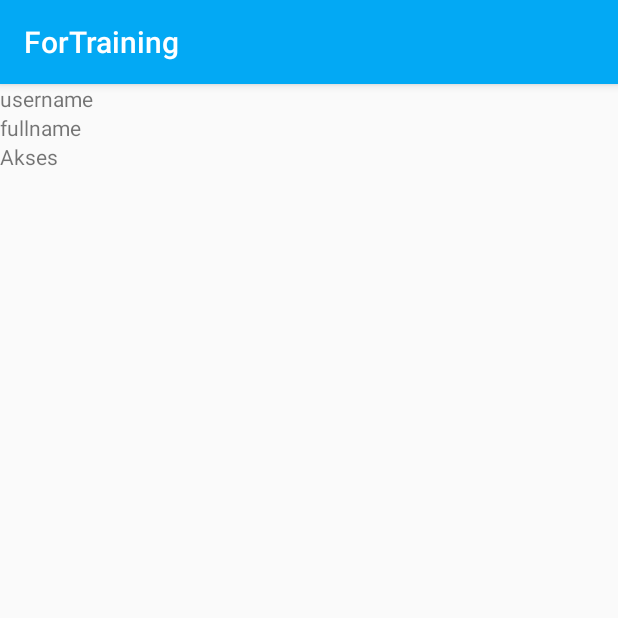
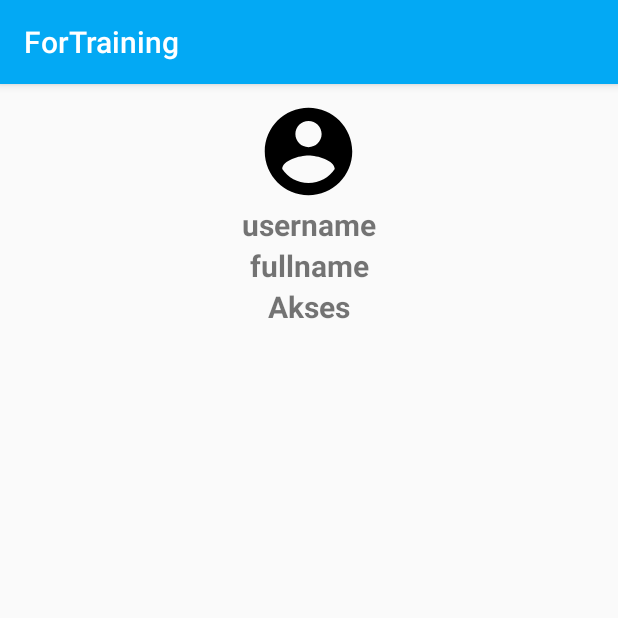
Before and after one commit to basriumar12/ForTrainingPrivateCRUD-master, an Android app: the MyProfilActivity screen opened directly, with no data from a screen before it, on a phone screen of 412 x 824 dp, the top half of it. Run offline under Robolectric (Android 15) with nearby library versions, the light colour scheme and no system bars; our stand-ins replace ButterKnife; 1 statement that could not run was skipped.

Commit message:
new update

```diff
--- a/app/src/main/java/com/blogbasbas/fortraining/helpers/MyConstant.java
+++ b/app/src/main/java/com/blogbasbas/fortraining/helpers/MyConstant.java
@@ -12,9 +12,9 @@ public class MyConstant {
 //    public static final String THUMBNAILS_URL = "http://192.168.43.49:8080/myapi/thumbnails/";
 //    public static final String FOTO_URL = "http://192.168.43.49:8080/myapi/foto_berita/";
 
-    public static final String BASE_URL = "http://192.168.43.127/myapi/";
-    public static final String THUMBNAILS_URL = "http://192.168.43.127/myapi/thumbnails/";
-    public static final String FOTO_URL = "http://192.168.43.127/myapi/";
+    public static final String BASE_URL = "http://192.168.43.21/myapi/";
+    public static final String THUMBNAILS_URL = "http://192.168.43.21/myapi/thumbnails/";
+    public static final String FOTO_URL = "http://192.168.43.121/myapi/";
 
     // VERSION
     public static final String VERSION = "1.0.0";
--- a/app/src/main/java/com/blogbasbas/fortraining/network/ApiServices.java
+++ b/app/src/main/java/com/blogbasbas/fortraining/network/ApiServices.java
@@ -2,6 +2,7 @@ package com.blogbasbas.fortraining.network;
 
 
 import com.blogbasbas.fortraining.model.ResponseBerita;
+import com.blogbasbas.fortraining.model.ResponseInsert;
 import com.blogbasbas.fortraining.model.ResponseLogin;
 import com.blogbasbas.fortraining.model.ResponseUser;
 
@@ -42,7 +43,7 @@ public interface ApiServices {
 
     @Multipart
     @POST("insert.php")
-    Call<ResponseBerita> postBerita(@Part("title") String title,
+    Call<ResponseInsert> postBerita(@Part("title") String title,
                                     @Part("content") String content,
                                     @Part MultipartBody.Part file,
                                     @Part("file") RequestBody name,
--- a/app/src/main/java/com/blogbasbas/fortraining/ui/MainActivity.java
+++ b/app/src/main/java/com/blogbasbas/fortraining/ui/MainActivity.java
@@ -63,7 +63,7 @@ import retrofit2.Response;
                      recyclerView.setAdapter(adapterBerita);
 
                  } else {
-                     simpleToast("data tak ada");
+                 //    simpleToast("data tak ada");
                  }
              }
 
--- a/app/src/main/res/layout/activity_crud.xml
+++ b/app/src/main/res/layout/activity_crud.xml
@@ -25,7 +25,7 @@
             android:id="@+id/edt_title"
             android:layout_width="match_parent"
             android:layout_height="wrap_content"
-            android:hint="News Title"
+            android:hint="Masukan Judul"
             android:inputType="textCapWords"/>
     </LinearLayout>
 
@@ -44,7 +44,8 @@
             android:id="@+id/edt_content"
             android:layout_width="match_parent"
             android:layout_height="150dp"
-            android:hint="News Content"
+            android:hint="Msaukan aktivitas"
+            android:lines="3"
             android:inputType="textCapSentences|textMultiLine" />
     </LinearLayout>
 
--- a/app/src/main/res/layout/activity_my_profil.xml
+++ b/app/src/main/res/layout/activity_my_profil.xml
@@ -4,22 +4,40 @@
     xmlns:tools="http://schemas.android.com/tools"
     android:layout_width="match_parent"
     android:layout_height="match_parent"
+    android:layout_margin="10dp"
     android:orientation="vertical"
     tools:context=".ui.MyProfilActivity">
 
+    <ImageView
+        android:src="@drawable/ic_account_circle_black_24dp"
+        android:layout_gravity="center"
+        android:layout_width="70dp"
+        android:layout_height="70dp" />
+
     <TextView
         android:id="@+id/tv_username"
+        android:layout_width="match_parent"
+        android:layout_height="wrap_content"
+        android:gravity="top|center"
         android:text="username"
-        android:layout_width="match_parent"
-        android:layout_height="wrap_content" />
+        android:textSize="20sp"
+        android:textStyle="bold" />
+
     <TextView
         android:id="@+id/tv_fullname"
+        android:layout_width="match_parent"
+        android:layout_height="wrap_content"
+        android:gravity="top|center"
         android:text="fullname"
-        android:layout_width="match_parent"
-        android:layout_height="wrap_content" />
+        android:textSize="20sp"
+        android:textStyle="bold" />
+
     <TextView
         android:id="@+id/tv_access"
+        android:layout_width="match_parent"
+        android:layout_height="wrap_content"
+        android:gravity="top|center"
         android:text="Akses"
-        android:layout_width="match_parent"
-        android:layout_height="wrap_content" />
+        android:textSize="20sp"
+        android:textStyle="bold" />
 </LinearLayout>
--- a/build.gradle
+++ b/build.gradle
@@ -7,7 +7,7 @@ buildscript {
         jcenter()
     }
     dependencies {
-        classpath 'com.android.tools.build:gradle:3.0.1'
+        classpath 'com.android.tools.build:gradle:3.4.0'
 
 
         // NOTE: Do not place your application dependencies here; they belong
```
Also changed, not shown: app/build.gradle (+8 -8 lines), app/src/main/java/com/blogbasbas/fortraining/model/ResponseInsert.java (added, +49 -0 lines), app/src/main/java/com/blogbasbas/fortraining/ui/DetailActivity.java (+1 -13 lines), app/src/main/java/com/blogbasbas/fortraining/ui/InsertActivity.java (+14 -8 lines), gradle/wrapper/gradle-wrapper.properties.
